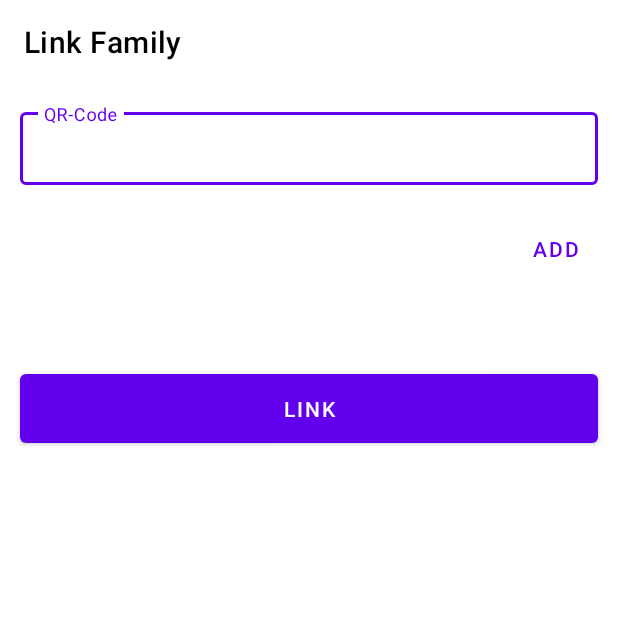
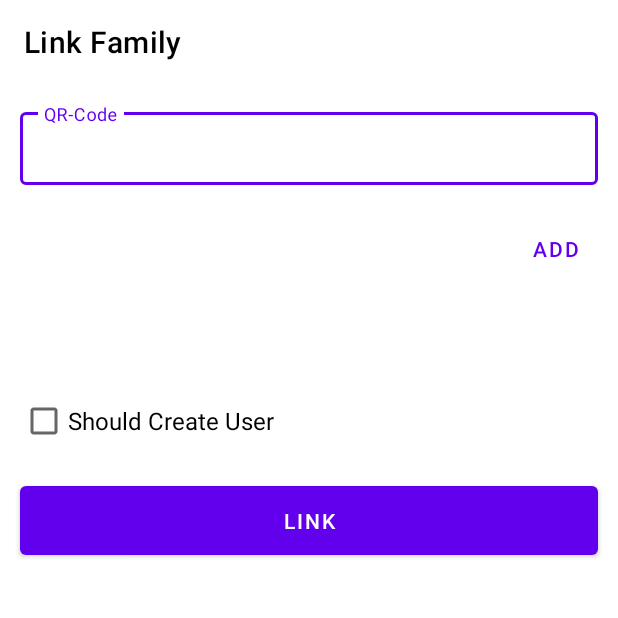
Before and after one commit to wahabtaofeeqo/eko-app, an Android app built with Jetpack Compose: the FamilyLinkActivity screen opened directly, with no data from a screen before it, on a phone screen of 412 x 824 dp, the top half of it. Run offline under Robolectric (Android 15) with nearby library versions, the phone set to English and light mode, and no system bars; our stand-ins replace Room's generated code, paging, sdp/ssp sizes; libraries missing offline, so code that uses them is left out: androidx.paging, androidx.paging.toLiveData, es.dmoral.toasty.

Commit message:
Feat: Add user creation

```diff
--- a/app/src/main/java/com/wristband/eko/AddFamilyFragment.kt
+++ b/app/src/main/java/com/wristband/eko/AddFamilyFragment.kt
@@ -57,6 +57,7 @@ class AddFamilyFragment : Fragment() {
             val result = it ?: return@observe
             binding.progress.isVisible = false
             Toast.makeText(requireContext(), result.message, Toast.LENGTH_LONG).show()
+            parentFragmentManager.popBackStack()
         }
     }
 }
--- a/app/src/main/java/com/wristband/eko/DashboardActivity.kt
+++ b/app/src/main/java/com/wristband/eko/DashboardActivity.kt
@@ -43,11 +43,10 @@ class DashboardActivity : AppCompatActivity() {
         appBarConfiguration = AppBarConfiguration(
             setOf(
                 R.id.nav_home,
+                R.id.nav_users,
                 R.id.nav_agent,
                 R.id.nav_families,
-                R.id.nav_users,
-                R.id.nav_setting,
-                R.id.nav_add_family), drawerLayout
+                R.id.nav_setting), drawerLayout
         )
         setupActionBarWithNavController(navController, appBarConfiguration)
         navView.setupWithNavController(navController)
--- a/app/src/main/java/com/wristband/eko/FamilyLinkActivity.kt
+++ b/app/src/main/java/com/wristband/eko/FamilyLinkActivity.kt
@@ -3,24 +3,23 @@ package com.wristband.eko
 import android.os.Bundle
 import android.text.Editable
 import android.text.TextWatcher
-import android.util.Log
 import android.widget.ArrayAdapter
-import com.google.android.material.snackbar.Snackbar
+import android.widget.CompoundButton
+import android.widget.Toast
 import androidx.appcompat.app.AppCompatActivity
 import androidx.lifecycle.ViewModelProvider
-import androidx.navigation.findNavController
-import androidx.navigation.ui.AppBarConfiguration
-import androidx.navigation.ui.navigateUp
-import androidx.navigation.ui.setupActionBarWithNavController
 import com.wristband.eko.databinding.ActivityFamilyLinkBinding
 import com.wristband.eko.vm.SharedViewModel
 import es.dmoral.toasty.Toasty
 import kotlin.concurrent.thread
 
+
 class FamilyLinkActivity : AppCompatActivity() {
 
     private var familyID: Int = 0
     val list = mutableListOf<String>()
+
+    private var shouldCreate = false
     private lateinit var viewModel: SharedViewModel
     private lateinit var adapter: ArrayAdapter<String>
     private lateinit var binding: ActivityFamilyLinkBinding
@@ -53,14 +52,19 @@ class FamilyLinkActivity : AppCompatActivity() {
             val code = binding.code.text.toString()
             if (code.trim().isNotEmpty()) {
                 list.add(code)
+                binding.code.text?.clear()
                 adapter.notifyDataSetChanged()
             }
         }
 
         binding.btn.setOnClickListener {
             if(list.size > 0) {
-                viewModel.linkFamily(familyID, list)
+                viewModel.linkFamily(familyID, list, shouldCreate)
             }
+        }
+
+        binding.create.setOnCheckedChangeListener { _, isChecked ->
+            shouldCreate = isChecked
         }
 
         binding.code.addTextChangedListener(textWatcher)
@@ -69,6 +73,7 @@ class FamilyLinkActivity : AppCompatActivity() {
 
             if (response.status) {
                 Toasty.success(this, response.message).show()
+                finish()
             }
             else {
                 Toasty.info(this, response.message).show()
--- a/app/src/main/java/com/wristband/eko/MyApp.kt
+++ b/app/src/main/java/com/wristband/eko/MyApp.kt
@@ -11,7 +11,7 @@ class MyApp: Application() {
     override fun onCreate() {
         super.onCreate()
         database = Room.databaseBuilder(this, AppDatabase::class.java, AppDatabase.DATABASE_NAME)
-            .createFromAsset("wristband.db").fallbackToDestructiveMigration().build()
+            .createFromAsset("database.sqlite").build()
     }
 
     fun getDatabase(): AppDatabase {
--- a/app/src/main/java/com/wristband/eko/WelcomeActivity.kt
+++ b/app/src/main/java/com/wristband/eko/WelcomeActivity.kt
@@ -131,7 +131,7 @@ fun Welcome(navController: NavController) {
 @Composable
 fun LoginScreen(viewModel: AgentViewModel) {
 
-    val places = listOf("Tropical Land", "African Junction", "Theme Park")
+    val places = listOf("Tropical Land", "African Junction", "Theme Park", "Car park")
     val mContext = LocalContext.current
     val scaffoldState: ScaffoldState = rememberScaffoldState()
     val coroutineScope: CoroutineScope = rememberCoroutineScope()
--- a/app/src/main/java/com/wristband/eko/data/AppDatabase.kt
+++ b/app/src/main/java/com/wristband/eko/data/AppDatabase.kt
@@ -7,7 +7,7 @@ import com.wristband.eko.entities.*
 
 @TypeConverters(Converters::class)
 @Database(entities = [Agent::class, User::class, Family::class,
-    Event::class, Attendance::class], version = 1, exportSchema = false)
+    Event::class, Attendance::class], version = 4, exportSchema = false)
 abstract class AppDatabase : RoomDatabase() {
 
     companion object {
--- a/app/src/main/res/layout/activity_family_link.xml
+++ b/app/src/main/res/layout/activity_family_link.xml
@@ -64,6 +64,13 @@
                 android:layout_width="match_parent"
                 android:layout_height="wrap_content" />
 
+            <androidx.appcompat.widget.AppCompatCheckBox
+                android:id="@+id/create"
+                android:layout_width="wrap_content"
+                android:layout_height="wrap_content"
+                android:layout_margin="@dimen/_10sdp"
+                android:text="@string/should_create_user" />
+
             <com.google.android.material.button.MaterialButton
                 android:id="@+id/btn"
                 android:layout_width="match_parent"
--- a/app/src/main/res/values/strings.xml
+++ b/app/src/main/res/values/strings.xml
@@ -79,4 +79,5 @@
     <string name="label_package">Package</string>
     <string name="label_family_size">Family Size</string>
     <string name="action_save">Save</string>
+    <string name="should_create_user">Should Create User</string>
 </resources>
```
Also changed, not shown: app/src/main/java/com/wristband/eko/vm/SharedViewModel.kt (+10 -1 lines), app/src/main/assets/database.sqlite (added), app/src/main/assets/wristband.db (deleted).
